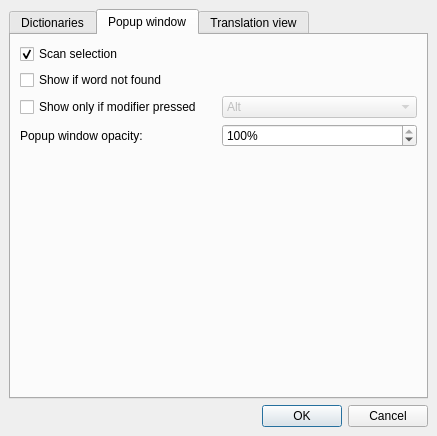
This is ui/settingsdialog.ui in qstardict/qstardict as Qt 5 draws it before an edit. The edited form follows.
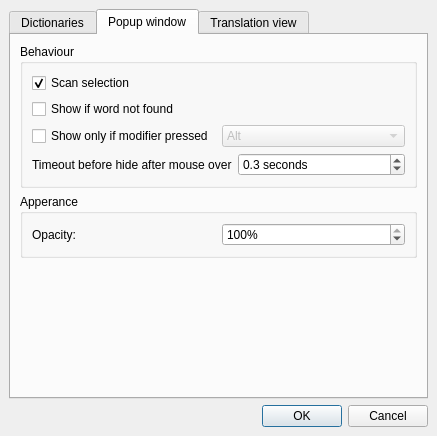
This is the edited form. The open tabs and pages were chosen to show the change. Icons and pictures are not drawn.

Commit message: Add "Timeout before hide after mouse over" item to settings dialog

```diff
--- a/ui/settingsdialog.ui
+++ b/ui/settingsdialog.ui
@@ -271,14 +271,52 @@
         <number>6</number>
        </property>
        <item row="0" column="0" >
-        <widget class="QCheckBox" name="useScanBox" >
+        <widget class="QGroupBox" name="groupBox" >
+         <property name="title" >
+          <string>Behaviour</string>
+         </property>
+         <layout class="QGridLayout" >
+          <property name="margin" >
+           <number>9</number>
+          </property>
+          <property name="spacing" >
+           <number>6</number>
+          </property>
+          <item row="3" column="0" >
+           <layout class="QHBoxLayout" >
+            <property name="margin" >
+             <number>0</number>
+            </property>
+            <property name="spacing" >
+             <number>6</number>
+            </property>
+            <item>
+             <widget class="QLabel" name="label_4" >
          <property name="text" >
-          <string>Scan selection</string>
-         </property>
-         <property name="checked" >
-          <bool>true</bool>
-         </property>
-        </widget>
+               <string>Timeout before hide after mouse over</string>
+              </property>
+             </widget>
+            </item>
+            <item>
+             <widget class="QDoubleSpinBox" name="timeoutBeforeHideSpin" >
+              <property name="suffix" >
+               <string> seconds</string>
+              </property>
+              <property name="decimals" >
+               <number>1</number>
+              </property>
+              <property name="maximum" >
+               <double>10.000000000000000</double>
+              </property>
+              <property name="singleStep" >
+               <double>0.100000000000000</double>
+              </property>
+              <property name="value" >
+               <double>0.300000000000000</double>
+              </property>
+             </widget>
+            </item>
+           </layout>
        </item>
        <item row="2" column="0" >
         <layout class="QHBoxLayout" >
@@ -327,7 +365,39 @@
          </item>
         </layout>
        </item>
-       <item row="3" column="0" >
+          <item row="0" column="0" >
+           <widget class="QCheckBox" name="useScanBox" >
+            <property name="text" >
+             <string>Scan selection</string>
+            </property>
+            <property name="checked" >
+             <bool>true</bool>
+            </property>
+           </widget>
+          </item>
+          <item row="1" column="0" >
+           <widget class="QCheckBox" name="showIfNotFoundBox" >
+            <property name="text" >
+             <string>Show if word not found</string>
+            </property>
+           </widget>
+          </item>
+         </layout>
+        </widget>
+       </item>
+       <item row="1" column="0" >
+        <widget class="QGroupBox" name="groupBox_2" >
+         <property name="title" >
+          <string>Apperance</string>
+         </property>
+         <layout class="QGridLayout" >
+          <property name="margin" >
+           <number>9</number>
+          </property>
+          <property name="spacing" >
+           <number>6</number>
+          </property>
+          <item row="0" column="0" >
         <layout class="QHBoxLayout" >
          <property name="margin" >
           <number>0</number>
@@ -338,7 +408,7 @@
          <item>
           <widget class="QLabel" name="label_3" >
            <property name="text" >
-            <string>Popup window opacity:</string>
+               <string>Opacity:</string>
            </property>
           </widget>
          </item>
@@ -363,7 +433,10 @@
          </item>
         </layout>
        </item>
-       <item row="4" column="0" >
+         </layout>
+        </widget>
+       </item>
+       <item row="2" column="0" >
         <spacer>
          <property name="orientation" >
           <enum>Qt::Vertical</enum>
@@ -376,13 +449,6 @@
          </property>
         </spacer>
        </item>
-       <item row="1" column="0" >
-        <widget class="QCheckBox" name="showIfNotFoundBox" >
-         <property name="text" >
-          <string>Show if word not found</string>
-         </property>
-        </widget>
-       </item>
       </layout>
      </widget>
      <widget class="QWidget" name="tabTranslationView" >
```
Lines whose indentation alone changed are shown as unchanged. The commit also changes 3 other files.
